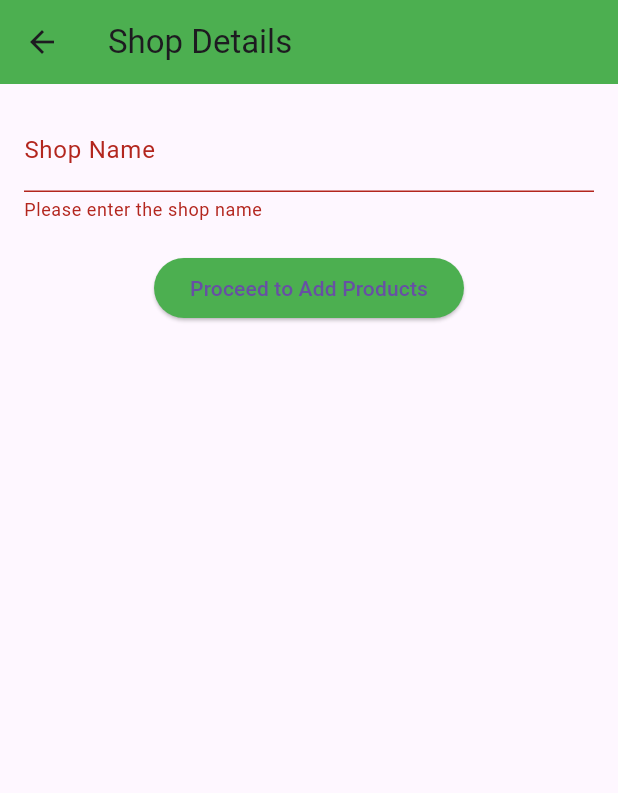
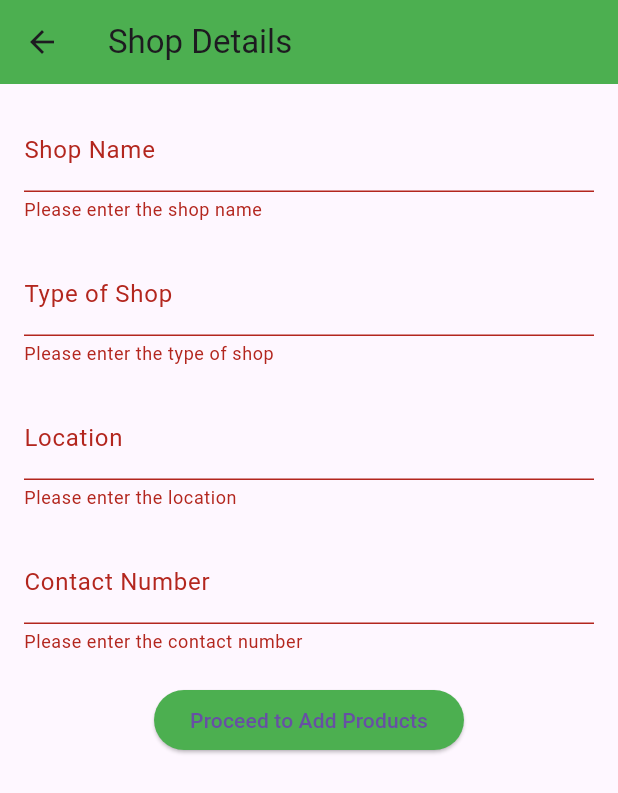
Before and after one commit to 09anushkam/GroceryApp-ShopkeeperSide, a Flutter app: the ShopDetailsScreen screen opened by its route, after a tap on "Proceed to Add Products", on a phone screen of 412 x 824 dp. Shown: the top 793 px of the screen. Run offline on Flutter 3.47's test engine with Material 3 defaults, Android fonts, the phone set to English and light mode, and no system bars; our stand-ins replace cloud_firestore, firebase_core, firebase_storage, image_picker, shared_preferences; accounts and stored records are empty.

Commit message:
shop_details_screen.dart
Updated

```diff
--- a/lib/screens/shop_details_screen.dart
+++ b/lib/screens/shop_details_screen.dart
@@ -10,6 +10,10 @@ class ShopDetailsScreen extends StatefulWidget {
 class _ShopDetailsScreenState extends State<ShopDetailsScreen> {
   final _formKey = GlobalKey<FormState>();
   final TextEditingController _shopNameController = TextEditingController();
+  final TextEditingController _shopTypeController = TextEditingController();
+  final TextEditingController _locationController = TextEditingController();
+  final TextEditingController _contactNumberController = TextEditingController();
+
   final FirebaseService _firebaseService = FirebaseService();
   bool _isLoading = false;
 
@@ -20,9 +24,11 @@ class _ShopDetailsScreenState extends State<ShopDetailsScreen> {
       });
 
       try {
+        // Add shop details
         String? shopId = await _firebaseService.addShopIfNotExists(_shopNameController.text);
 
         if (shopId != null) {
+          // Navigate to the Add Product Screen with shop ID
           Navigator.push(
             context,
             MaterialPageRoute(
@@ -68,6 +74,50 @@ class _ShopDetailsScreenState extends State<ShopDetailsScreen> {
                     },
                   ),
                   SizedBox(height: 20),
+
+                  // Type of Shop
+                  TextFormField(
+                    controller: _shopTypeController,
+                    decoration: InputDecoration(labelText: 'Type of Shop'),
+                    validator: (value) {
+                      if (value == null || value.isEmpty) {
+                        return 'Please enter the type of shop';
+                      }
+                      return null;
+                    },
+                  ),
+                  SizedBox(height: 20),
+
+                  // Location
+                  TextFormField(
+                    controller: _locationController,
+                    decoration: InputDecoration(labelText: 'Location'),
+                    validator: (value) {
+                      if (value == null || value.isEmpty) {
+                        return 'Please enter the location';
+                      }
+                      return null;
+                    },
+                  ),
+                  SizedBox(height: 20),
+
+                  // Contact Number
+                  TextFormField(
+                    controller: _contactNumberController,
+                    keyboardType: TextInputType.phone,
+                    decoration: InputDecoration(labelText: 'Contact Number'),
+                    validator: (value) {
+                      if (value == null || value.isEmpty) {
+                        return 'Please enter the contact number';
+                      }
+                      if (value.length != 10) {
+                        return 'Please enter a valid 10-digit phone number';
+                      }
+                      return null;
+                    },
+                  ),
+                  SizedBox(height: 20),
+
                   ElevatedButton(
                     onPressed: _saveShopDetails,
                     style: ElevatedButton.styleFrom(backgroundColor: Colors.green),
```
